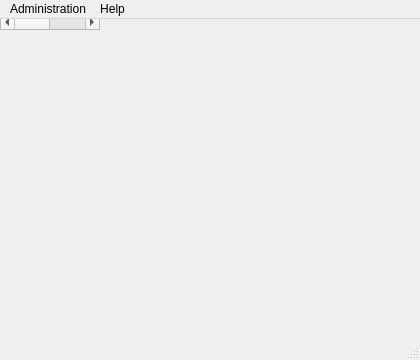
Before: the Qt Designer form gui/main.ui in vmiklos/szar, drawn with Qt 5.
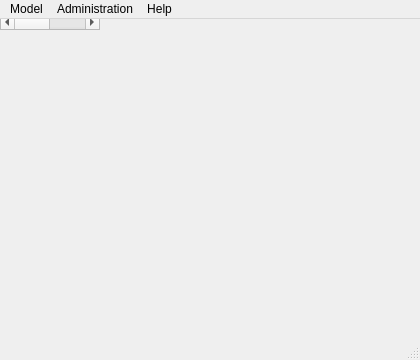
After: the same form once the commit is applied.

Diff of the .ui file:
```diff
--- a/gui/main.ui
+++ b/gui/main.ui
@@ -35,6 +35,12 @@
      <height>22</height>
     </rect>
    </property>
+   <widget class="QMenu" name="menuHelp">
+    <property name="title">
+     <string>Help</string>
+    </property>
+    <addaction name="actionAbout_QT"/>
+   </widget>
    <widget class="QMenu" name="menuAdministration">
     <property name="title">
      <string>Administration</string>
@@ -46,12 +52,13 @@
     <addaction name="actionManage_users"/>
     <addaction name="actionEdit_ACL"/>
    </widget>
-   <widget class="QMenu" name="menuHelp">
+   <widget class="QMenu" name="menuModel">
     <property name="title">
-     <string>Help</string>
+     <string>Model</string>
     </property>
     <addaction name="actionAbout_QT"/>
    </widget>
+   <addaction name="menuModel"/>
    <addaction name="menuAdministration"/>
    <addaction name="menuHelp"/>
   </widget>
```
Left out of the diff: 7 changed lines with no effect on the pictures.
